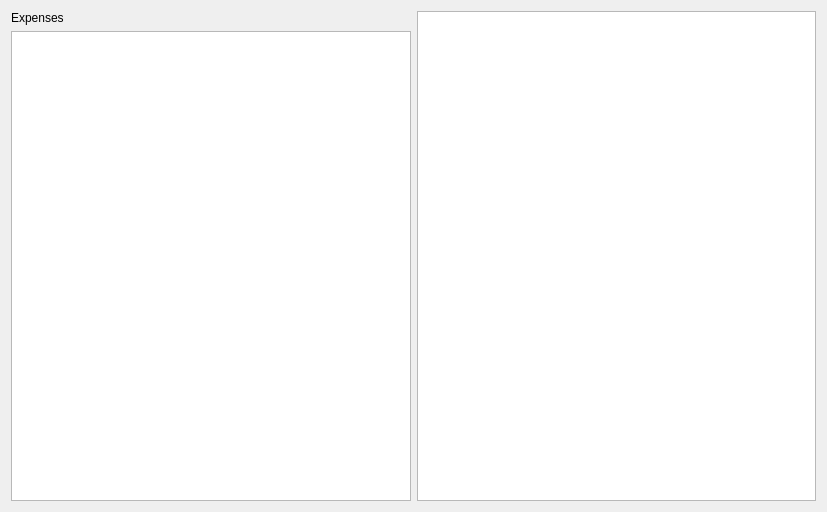
This is src/recurring_expenses/recurringexpensesoverview.ui in lambda-snail/juno as Qt 5 draws it before an edit. The edited form follows.
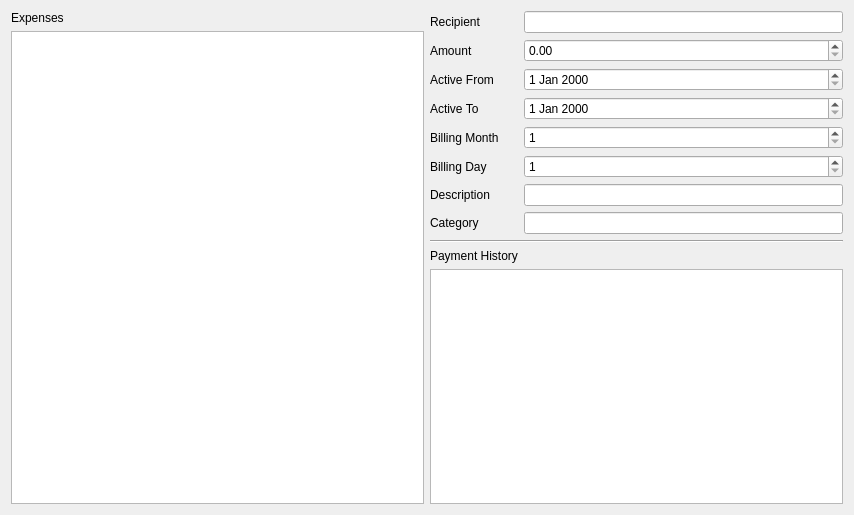
This is the edited form.

Commit message: configure overall layout of recurring expenses page

Patch:
```diff
--- a/src/recurring_expenses/recurringexpensesoverview.ui
+++ b/src/recurring_expenses/recurringexpensesoverview.ui
@@ -6,8 +6,8 @@
    <rect>
     <x>0</x>
     <y>0</y>
-    <width>827</width>
-    <height>512</height>
+    <width>854</width>
+    <height>515</height>
    </rect>
   </property>
   <property name="windowTitle">
@@ -24,12 +24,131 @@
       </widget>
      </item>
      <item>
-      <widget class="QListView" name="listView"/>
+      <widget class="QTableView" name="recurringExpensesView"/>
      </item>
     </layout>
    </item>
    <item>
-    <widget class="QTableView" name="tableView"/>
+    <layout class="QFormLayout" name="formLayout">
+     <item row="0" column="0">
+      <widget class="QLabel" name="recipientLabel">
+       <property name="text">
+        <string>Recipient</string>
+       </property>
+      </widget>
+     </item>
+     <item row="0" column="1">
+      <widget class="QLineEdit" name="recipientLineEdit"/>
+     </item>
+     <item row="1" column="0">
+      <widget class="QLabel" name="amountLabel">
+       <property name="text">
+        <string>Amount</string>
+       </property>
+      </widget>
+     </item>
+     <item row="1" column="1">
+      <widget class="QDoubleSpinBox" name="amountDoubleSpinBox"/>
+     </item>
+     <item row="2" column="0">
+      <widget class="QLabel" name="activeFromLabel">
+       <property name="text">
+        <string>Active From</string>
+       </property>
+      </widget>
+     </item>
+     <item row="2" column="1">
+      <widget class="QDateEdit" name="activeFromDateEdit"/>
+     </item>
+     <item row="3" column="0">
+      <widget class="QLabel" name="activeToLabel">
+       <property name="text">
+        <string>Active To</string>
+       </property>
+      </widget>
+     </item>
+     <item row="3" column="1">
+      <widget class="QDateEdit" name="activeToDateEdit"/>
+     </item>
+     <item row="4" column="0">
+      <widget class="QLabel" name="billingMonthLabel">
+       <property name="text">
+        <string>Billing Month</string>
+       </property>
+      </widget>
+     </item>
+     <item row="4" column="1">
+      <widget class="QSpinBox" name="billingMonthSpinBox">
+       <property name="minimum">
+        <number>1</number>
+       </property>
+       <property name="maximum">
+        <number>12</number>
+       </property>
+      </widget>
+     </item>
+     <item row="5" column="0">
+      <widget class="QLabel" name="billingDayLabel">
+       <property name="text">
+        <string>Billing Day</string>
+       </property>
+      </widget>
+     </item>
+     <item row="5" column="1">
+      <widget class="QSpinBox" name="billingDaySpinBox">
+       <property name="suffix">
+        <string/>
+       </property>
+       <property name="minimum">
+        <number>1</number>
+       </property>
+       <property name="maximum">
+        <number>31</number>
+       </property>
+      </widget>
+     </item>
+     <item row="6" column="0">
+      <widget class="QLabel" name="descriptionLabel">
+       <property name="text">
+        <string>Description</string>
+       </property>
+      </widget>
+     </item>
+     <item row="6" column="1">
+      <widget class="QLineEdit" name="descriptionLineEdit">
+       <property name="text">
+        <string notr="true"/>
+       </property>
+      </widget>
+     </item>
+     <item row="7" column="0">
+      <widget class="QLabel" name="categoryLabel">
+       <property name="text">
+        <string>Category</string>
+       </property>
+      </widget>
+     </item>
+     <item row="7" column="1">
+      <widget class="QLineEdit" name="categoryLineEdit"/>
+     </item>
+     <item row="10" column="0" colspan="2">
+      <widget class="QTableView" name="relatedExpensesView"/>
+     </item>
+     <item row="8" column="0" colspan="2">
+      <widget class="Line" name="line">
+       <property name="orientation">
+        <enum>Qt::Orientation::Horizontal</enum>
+       </property>
+      </widget>
+     </item>
+     <item row="9" column="0">
+      <widget class="QLabel" name="expensesLabel">
+       <property name="text">
+        <string>Payment History</string>
+       </property>
+      </widget>
+     </item>
+    </layout>
    </item>
   </layout>
  </widget>
```
Left out of the diff: 2 changed lines with no effect on the pictures. The commit also changes 5 other files.
